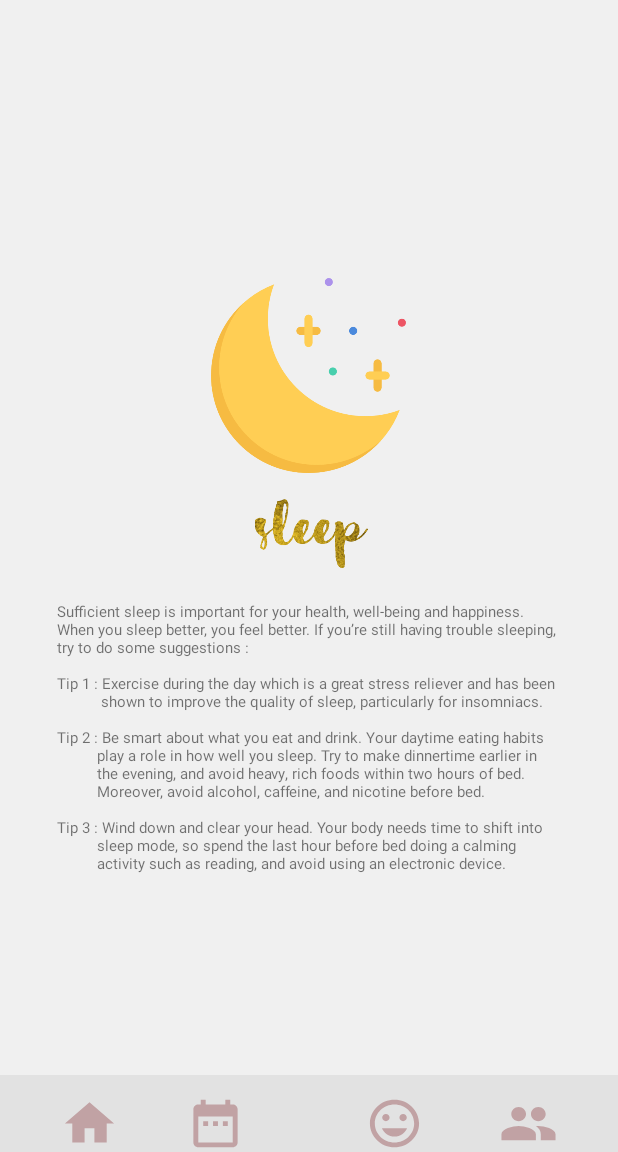
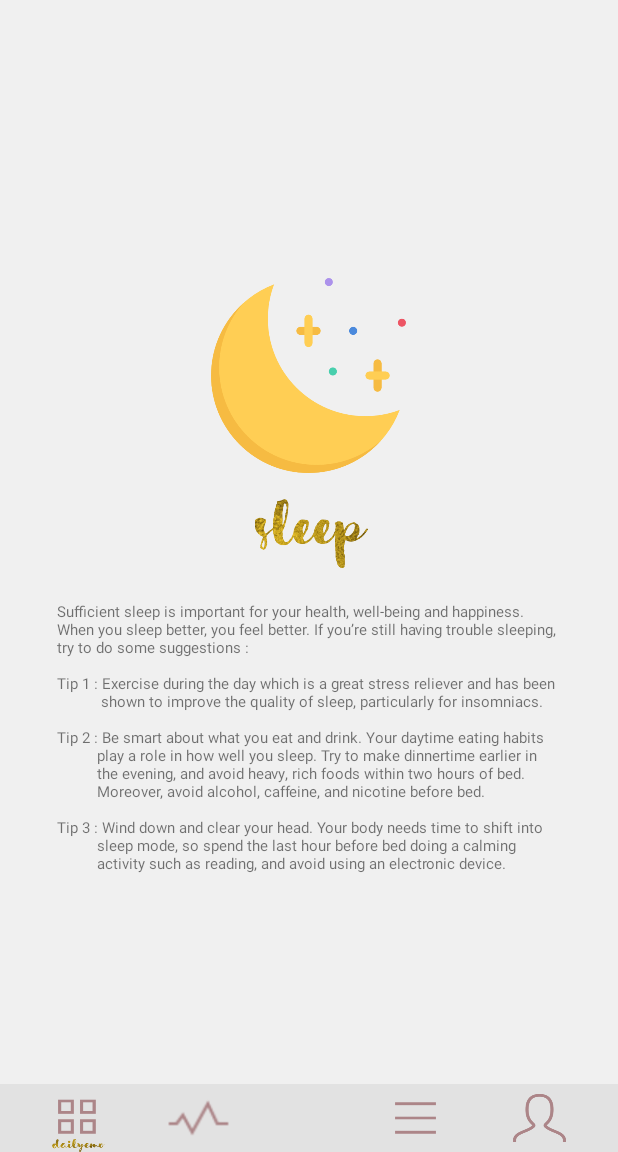
Before and after one commit to napat1996/DailyEmoFinal, an Android app: the SuggestionBackgroundActivity screen opened directly, with no data from a screen before it, on a phone screen of 412 x 824 dp, the part 84-1236 px from its top. Run offline under Robolectric (Android 15) with nearby library versions, the light colour scheme and no system bars; network calls fail.

Commit message:
[edit] interface final

```diff
--- a/app/src/main/res/layout/activity_suggestion_background.xml
+++ b/app/src/main/res/layout/activity_suggestion_background.xml
@@ -5,7 +5,8 @@
     xmlns:tools="http://schemas.android.com/tools"
     android:layout_width="match_parent"
     android:layout_height="match_parent"
-    tools:context=".SuggestionBackgroundActivity">
+    tools:context=".SuggestionBackgroundActivity"
+    android:background="#F0F0F0">
 
 
     <android.support.v4.view.ViewPager
@@ -17,7 +18,7 @@
     </android.support.v4.view.ViewPager>
     <RelativeLayout
         android:layout_width="match_parent"
-        android:layout_height="51dp"
+        android:layout_height="45sp"
         android:layout_alignParentBottom="true"
         android:layout_alignParentStart="true"
         android:background="#e2e2e2"
@@ -25,39 +26,39 @@
 
         <Button
             android:id="@+id/btn_home"
-            android:layout_width="39dp"
-            android:layout_height="38dp"
+            android:layout_width="50sp"
+            android:layout_height="match_parent"
             android:layout_alignParentBottom="true"
             android:layout_alignParentStart="true"
-            android:layout_marginStart="40dp"
-            android:background="@drawable/ic_home_black_24dp" />
+            android:layout_marginStart="27sp"
+            android:background="@drawable/menu_daily" />
 
         <Button
             android:id="@+id/btn_summary"
-            android:layout_width="39dp"
-            android:layout_height="38dp"
+            android:layout_width="50sp"
+            android:layout_height="match_parent"
             android:layout_alignParentBottom="true"
             android:layout_alignParentStart="true"
-            android:layout_marginStart="124dp"
-            android:background="@drawable/ic_date_range_black_24dp" />
+            android:layout_marginStart="107sp"
+            android:background="@drawable/dash" />
 
         <Button
             android:id="@+id/btn_suggestion"
-            android:layout_width="39dp"
-            android:layout_height="38dp"
+            android:layout_width="50sp"
+            android:layout_height="match_parent"
             android:layout_alignParentBottom="true"
             android:layout_alignParentEnd="true"
-            android:layout_marginEnd="129dp"
-            android:background="@drawable/ic_mood_black_24dp" />
+            android:layout_marginEnd="110sp"
+            android:background="@drawable/line" />
 
         <Button
             android:id="@+id/btn_profile"
-            android:layout_width="39dp"
-            android:layout_height="38dp"
+            android:layout_width="50sp"
+            android:layout_height="match_parent"
             android:layout_alignParentBottom="true"
             android:layout_alignParentEnd="true"
-            android:layout_marginEnd="40dp"
-            android:background="@drawable/ic_people_white" />
+            android:layout_marginEnd="27sp"
+            android:background="@drawable/user1" />
         <!--end nav bar-->
     </RelativeLayout>
 
```
Also changed, not shown: app/src/main/res/layout/activity_calendar.xml (+49 -10 lines), app/src/main/res/layout/activity_login.xml (+4 -4 lines), app/src/main/res/layout/activity_main.xml (+70 -65 lines), app/src/main/res/layout/activity_profile.xml (+20 -19 lines), app/src/main/res/layout/activity_signup.xml (+11 -11 lines), app/src/main/res/layout/activity_summary.xml (+20 -19 lines), app/src/main/res/drawable/dailyemoo.png (added), app/src/main/res/drawable/dash.png (added), app/src/main/res/drawable/happy.png (added), app/src/main/res/drawable/line.png (added), app/src/main/res/drawable/logo_ver1.png (added), app/src/main/res/drawable/menu.png (added), app/src/main/res/drawable/menu_daily.png (added), app/src/main/res/drawable/user.png (added), 2 more files.
